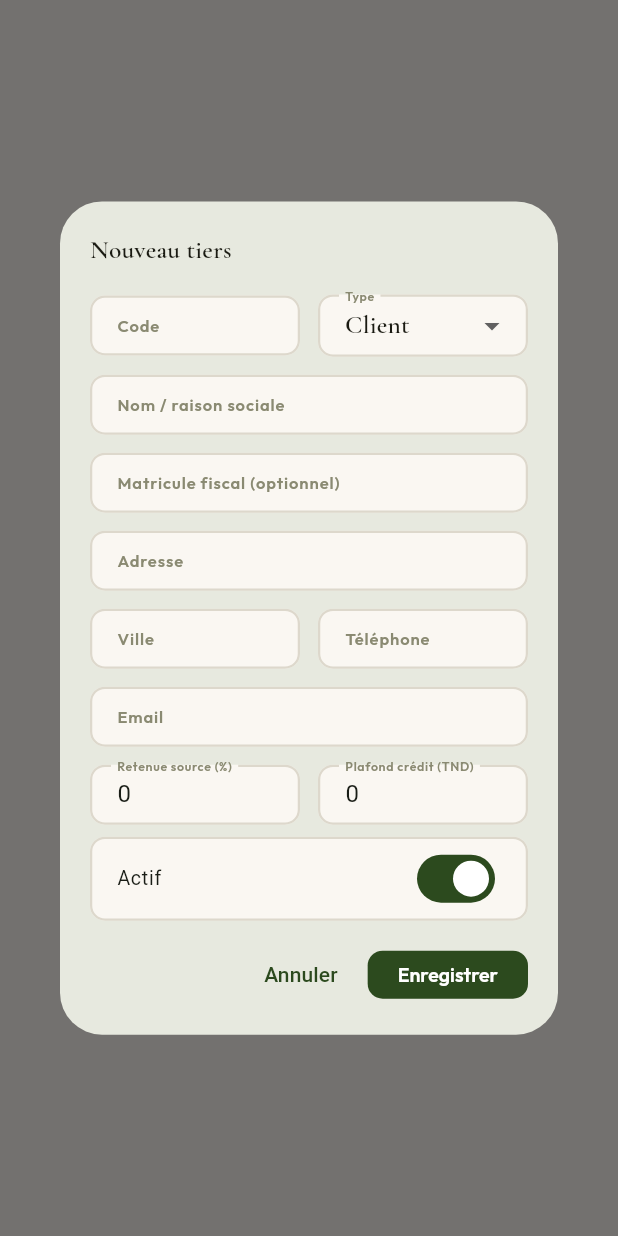
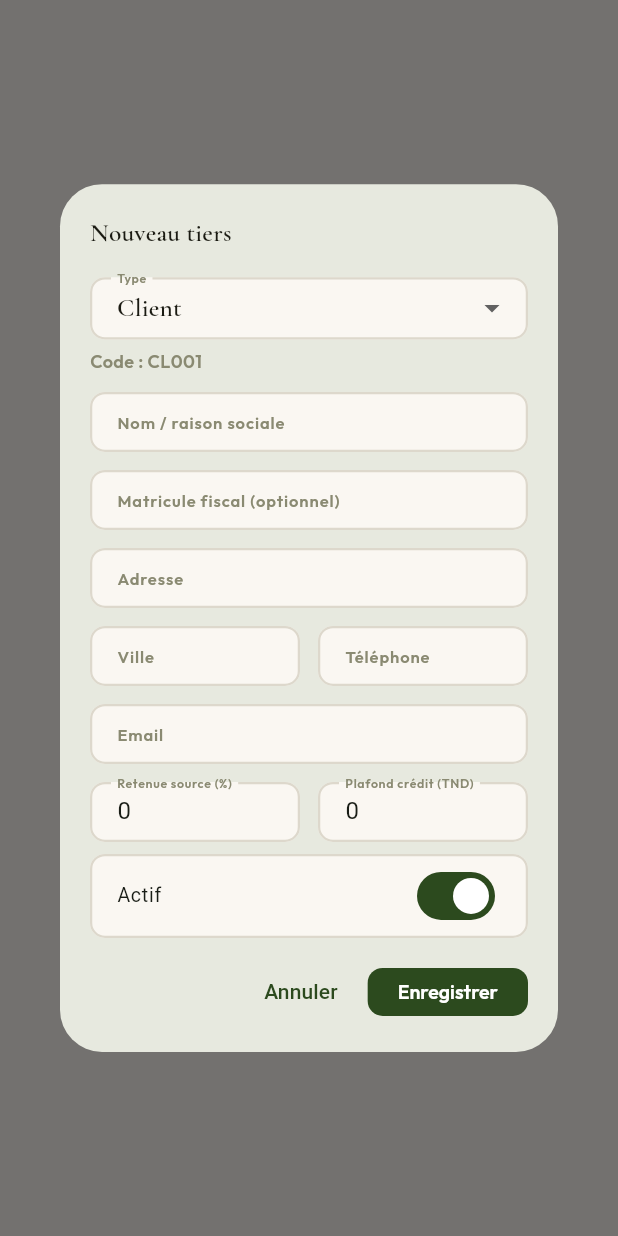
Before and after one commit to dalielloumi/famora-meuble, a Flutter app: what ouvrirFormulaireTiers() shows on an empty page, opened directly with empty values, after a tap on "Enregistrer", on a phone screen of 412 x 824 dp. Run offline on Flutter 3.47's test engine with Material 3 defaults, Android fonts, the phone set to English and light mode, and no system bars; drawn by our look-alikes of flutter_form_builder; our stand-ins replace decimal, file_picker, flutter_riverpod, form_builder_validators, freezed_annotation, go_router and 4 more; missing offline and left inert: pluto_grid; accounts and stored records are empty.

Commit message:
Add client/supplier quick-actions on dashboard, auto-generate tiers code
Code (CL001/FR001...) now generated automatically per type, same pattern
as the article reference, instead of being typed manually.

Co-Authored-By: Claude Sonnet 5 <noreply@anthropic.com>

```diff
--- a/lib/features/parametres/tableau_bord_page.dart
+++ b/lib/features/parametres/tableau_bord_page.dart
@@ -6,6 +6,7 @@ import '../../core/responsive/breakpoints.dart';
 import '../../core/theme/app_colors.dart';
 import '../../core/theme/app_text.dart';
 import '../../core/utils/formatters.dart';
+import '../../models/tiers.dart';
 import '../../providers/auth_providers.dart';
 import '../../providers/dashboard_providers.dart';
 import '../../providers/ventes_providers.dart';
@@ -18,6 +19,7 @@ import '../ventes/devis/devis_detail_page.dart';
 import '../ventes/devis/devis_entete_formulaire.dart';
 import '../ventes/factures/facture_vente_detail_page.dart';
 import '../ventes/factures/facture_vente_entete_formulaire.dart';
+import 'tiers/tiers_formulaire.dart';
 
 Future<void> _nouveauDevis(BuildContext context, WidgetRef ref) async {
   final devis = await ouvrirCreationDevis(context, ref);
@@ -52,6 +54,11 @@ Future<void> _nouvelleCommande(BuildContext context, WidgetRef ref) async {
     ).push(MaterialPageRoute(builder: (_) => CommandeClientDetailPage(commandeId: commande.id!)));
   }
 }
+
+Future<void> _nouveauClient(BuildContext context) => ouvrirFormulaireTiers(context, typeInitial: TypeTiers.client);
+
+Future<void> _nouveauFournisseur(BuildContext context) =>
+    ouvrirFormulaireTiers(context, typeInitial: TypeTiers.fournisseur);
 
 class TableauBordPage extends ConsumerWidget {
   const TableauBordPage({super.key});
@@ -119,6 +126,16 @@ class _TableauBordDesktop extends ConsumerWidget {
                 onPressed: () => _nouvelleCommande(context, ref),
                 icon: const Text('🛒'),
                 label: const Text('Nouvelle commande'),
+              ),
+              OutlinedButton.icon(
+                onPressed: () => _nouveauClient(context),
+                icon: const Text('👤'),
+                label: const Text('Ajouter client'),
+              ),
+              OutlinedButton.icon(
+                onPressed: () => _nouveauFournisseur(context),
+                icon: const Text('🏭'),
+                label: const Text('Ajouter fournisseur'),
               ),
             ],
           ),
@@ -220,6 +237,18 @@ class _TableauBordMobile extends ConsumerWidget {
                   couleurFond: AppColors.attentePale,
                   libelle: 'Commande',
                   onTap: () => _nouvelleCommande(context, ref),
+                ),
+                _ActionRapide(
+                  emoji: '👤',
+                  couleurFond: AppColors.infoPale,
+                  libelle: 'Client',
+                  onTap: () => _nouveauClient(context),
+                ),
+                _ActionRapide(
+                  emoji: '🏭',
+                  couleurFond: AppColors.orPale,
+                  libelle: 'Fournisseur',
+                  onTap: () => _nouveauFournisseur(context),
                 ),
               ],
             ),
--- a/lib/features/parametres/tiers/tiers_formulaire.dart
+++ b/lib/features/parametres/tiers/tiers_formulaire.dart
@@ -8,22 +8,28 @@ import '../../../core/theme/app_colors.dart';
 import '../../../models/tiers.dart';
 import '../../../providers/tiers_providers.dart';
 
-Future<void> ouvrirFormulaireTiers(BuildContext context, {Tiers? tiers}) {
+/// Préfixe de code par type de tiers — sert à la génération automatique
+/// du code (PREFIXE + compteur), même principe que la référence article
+/// (voir article_formulaire.dart).
+const _prefixesParType = {TypeTiers.client: 'CL', TypeTiers.fournisseur: 'FR', TypeTiers.lesDeux: 'CF'};
+
+Future<void> ouvrirFormulaireTiers(BuildContext context, {Tiers? tiers, TypeTiers? typeInitial}) {
   return showDialog<void>(
     context: context,
     builder: (context) => Dialog(
       child: ConstrainedBox(
         constraints: const BoxConstraints(maxWidth: 480),
-        child: _TiersFormulaire(tiers: tiers),
+        child: _TiersFormulaire(tiers: tiers, typeInitial: typeInitial),
       ),
     ),
   );
 }
 
 class _TiersFormulaire extends ConsumerStatefulWidget {
-  const _TiersFormulaire({this.tiers});
+  const _TiersFormulaire({this.tiers, this.typeInitial});
 
   final Tiers? tiers;
+  final TypeTiers? typeInitial;
 
   @override
   ConsumerState<_TiersFormulaire> createState() => _TiersFormulaireState();
@@ -33,8 +39,31 @@ class _TiersFormulaireState extends ConsumerState<_TiersFormulaire> {
   final _cleFormulaire = GlobalKey<FormBuilderState>();
   bool _enCours = false;
   String? _erreur;
+  String? _codeApercu;
 
   bool get _modification => widget.tiers != null;
+
+  @override
+  void initState() {
+    super.initState();
+    if (_modification) {
+      _codeApercu = widget.tiers!.code;
+    } else {
+      _actualiserApercuCode(widget.typeInitial ?? TypeTiers.client);
+    }
+  }
+
+  Future<void> _actualiserApercuCode(TypeTiers type) async {
+    if (_modification) return; // Le code d'un tiers existant ne change pas.
+    try {
+      final compte = await ref.read(tiersRepositoryProvider).compterParType(type);
+      if (!mounted) return;
+      setState(() => _codeApercu = '${_prefixesParType[type]}${(compte + 1).toString().padLeft(3, '0')}');
+    } catch (_) {
+      // Aperçu best-effort : une erreur ici n'empêche pas la saisie, le
+      // code définitif est de toute façon recalculé à l'enregistrement.
+    }
+  }
 
   Future<void> _enregistrer() async {
     final etat = _cleFormulaire.currentState;
@@ -46,10 +75,17 @@ class _TiersFormulaireState extends ConsumerState<_TiersFormulaire> {
     });
 
     final v = etat.value;
+    final type = v['type'] as TypeTiers;
+    var code = widget.tiers?.code;
+    if (!_modification) {
+      final compte = await ref.read(tiersRepositoryProvider).compterParType(type);
+      code = '${_prefixesParType[type]}${(compte + 1).toString().padLeft(3, '0')}';
+    }
+
     final tiers = Tiers(
       id: widget.tiers?.id,
-      type: v['type'] as TypeTiers,
-      code: v['code'] as String,
+      type: type,
+      code: code!,
       raisonSociale: v['raison_sociale'] as String,
       matriculeFiscal: v['matricule_fiscal'] as String?,
       adresse: v['adresse'] as String?,
@@ -94,30 +130,25 @@ class _TiersFormulaireState extends ConsumerState<_TiersFormulaire> {
                 style: Theme.of(context).textTheme.titleMedium,
               ),
               const SizedBox(height: 16),
-              Row(
-                children: [
-                  Expanded(
-                    child: FormBuilderTextField(
-                      name: 'code',
-                      initialValue: t?.code,
-                      decoration: const InputDecoration(labelText: 'Code'),
-                      validator: FormBuilderValidators.required(errorText: 'Champ requis'),
-                    ),
-                  ),
-                  const SizedBox(width: 12),
-                  Expanded(
-                    child: FormBuilderDropdown<TypeTiers>(
+              FormBuilderDropdown<TypeTiers>(
                 name: 'type',
-                      initialValue: t?.type ?? TypeTiers.client,
+                initialValue: t?.type ?? widget.typeInitial ?? TypeTiers.client,
                 decoration: const InputDecoration(labelText: 'Type'),
                 items: [
                   for (final v in TypeTiers.values) DropdownMenuItem(value: v, child: Text(v.libelle)),
                 ],
                 validator: FormBuilderValidators.required(errorText: 'Champ requis'),
+                onChanged: (type) {
+                  if (type != null) _actualiserApercuCode(type);
+                },
               ),
+              if (_codeApercu != null) ...[
+                const SizedBox(height: 6),
+                Text(
+                  'Code : $_codeApercu',
+                  style: const TextStyle(fontSize: 12, color: AppColors.texteAttenue, fontWeight: FontWeight.w600),
                 ),
               ],
-              ),
               const SizedBox(height: 12),
               FormBuilderTextField(
                 name: 'raison_sociale',
--- a/lib/repositories/tiers_repository.dart
+++ b/lib/repositories/tiers_repository.dart
@@ -5,6 +5,15 @@ class TiersRepository {
   Future<List<Tiers>> lister() async {
     final lignes = await supabase.from('tiers').select().order('raison_sociale');
     return lignes.map(Tiers.fromJson).toList();
+  }
+
+  /// Nombre de tiers déjà rattachés à ce type — sert de base à la génération
+  /// automatique du code (PREFIXE + compteur), même principe que les
+  /// articles (voir ArticleRepository.compterParFamille).
+  Future<int> compterParType(TypeTiers type) async {
+    const valeurs = {TypeTiers.client: 'CLIENT', TypeTiers.fournisseur: 'FOURNISSEUR', TypeTiers.lesDeux: 'LES_DEUX'};
+    final lignes = await supabase.from('tiers').select('id').eq('type', valeurs[type]!);
+    return lignes.length;
   }
 
   Future<Tiers> creer(Tiers tiers) async {
```
Lines whose indentation alone changed are shown as unchanged.
